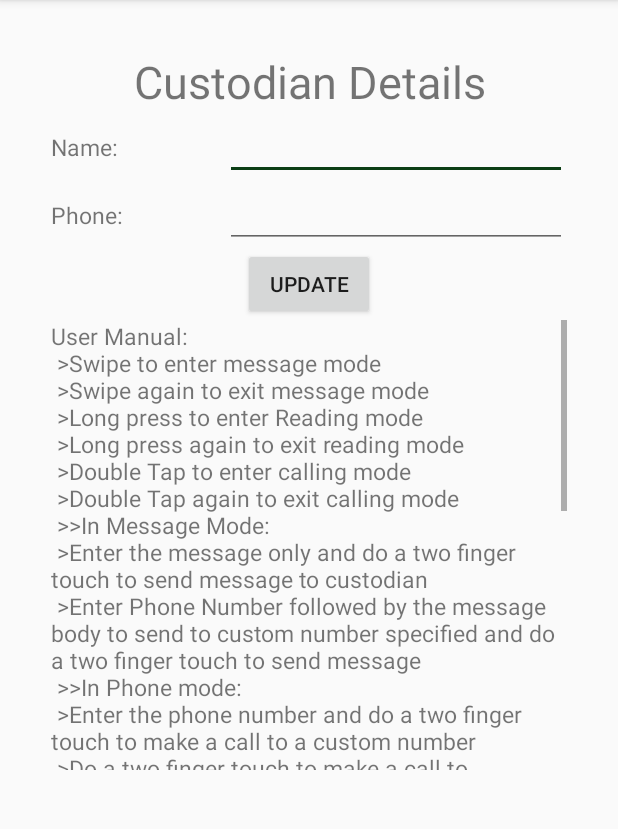
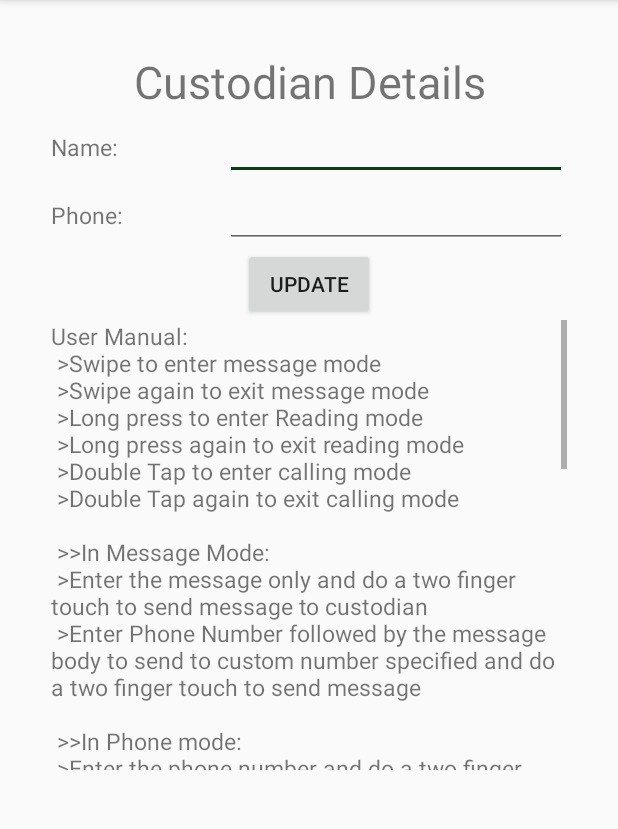
Before and after one commit to dheeraj-coding/Spero, an Android app: the SettingsActivity screen opened directly, with no data from a screen before it, on a phone screen of 412 x 824 dp, the part 84-913 px from its top. Run offline under Robolectric (Android 15) with nearby library versions, the phone set to English and light mode, and no system bars.

Commit message:
User manual changes

```diff
--- a/app/src/main/java/com/vitanova/dheeraj/spero/BookReaderActivity.java
+++ b/app/src/main/java/com/vitanova/dheeraj/spero/BookReaderActivity.java
@@ -11,6 +11,7 @@ import android.os.Bundle;
 import android.util.Log;
 import android.view.GestureDetector;
 import android.view.MotionEvent;
+import android.view.WindowManager;
 import android.widget.TextView;
 import android.widget.Toast;
 
@@ -43,6 +44,7 @@ public class BookReaderActivity extends AppCompatActivity implements GestureDete
     protected void onCreate(Bundle savedInstanceState) {
         super.onCreate(savedInstanceState);
         setContentView(R.layout.activity_book_reader);
+        getWindow().addFlags(WindowManager.LayoutParams.FLAG_KEEP_SCREEN_ON);
         theBook="When forty winters shall besiege thy brow,\n" +
                 "And dig deep trenches in thy beauty's field,\n" +
                 "Thy youth's proud livery so gazed on now,\n" +
--- a/app/src/main/java/com/vitanova/dheeraj/spero/MessageReceivedActivity.java
+++ b/app/src/main/java/com/vitanova/dheeraj/spero/MessageReceivedActivity.java
@@ -10,6 +10,7 @@ import android.support.v7.app.AppCompatActivity;
 import android.os.Bundle;
 import android.view.GestureDetector;
 import android.view.MotionEvent;
+import android.view.WindowManager;
 import android.widget.TextView;
 import android.widget.Toast;
 
@@ -27,7 +28,7 @@ public class MessageReceivedActivity extends AppCompatActivity implements Gestur
     protected void onCreate(Bundle savedInstanceState) {
         super.onCreate(savedInstanceState);
         setContentView(R.layout.activity_message_received);
-
+        getWindow().addFlags(WindowManager.LayoutParams.FLAG_KEEP_SCREEN_ON);
         mDetector=new GestureDetectorCompat(this,this);
         mDetector.setOnDoubleTapListener(this);
         v= (Vibrator)getSystemService(Context.VIBRATOR_SERVICE);
--- a/app/src/main/res/values/strings.xml
+++ b/app/src/main/res/values/strings.xml
@@ -13,37 +13,37 @@
         >Long press to enter Reading mode\n
         >Long press again to exit reading mode\n
         >Double Tap to enter calling mode\n
-        >Double Tap again to exit calling mode\n
+        >Double Tap again to exit calling mode\n\n
 
         >>In Message Mode:\n
         >Enter the message only and do a two finger
             touch to send message to custodian\n
         >Enter Phone Number followed by the message body to send to custom number specified
-            and do a two finger touch to send message\n
+            and do a two finger touch to send message\n\n
 
         >>In Phone mode:\n
         >Enter the phone number and do a two finger touch to make a call to a custom number\n
-        >Do a two finger touch to make a call to custodian\n
+        >Do a two finger touch to make a call to custodian\n\n
 
         >>In Read Mode:\n
         >Two finger touch to start reading.\n
         >The book is read line by line so swipe up to read next line\n
-        >Double tap to stop reading\n
+        >Double tap to stop reading\n\n
 
         >>Message Received:\n
         >The received message is given in morse vibrations output \n
-        >Double tap to stop reading\n
+        >Double tap to stop reading\n\n
 
-        >>All input must be in morse code\n
+        >>All input must be in morse code\n\n
 
         >>Morse gestures:\n
         >Double tap represents a dot \n
         >Long Press represents a dash \n
-        >Single tap represents a space \n
+        >Single tap represents a space \n\n
 
         >>Each letter in morse is separated by space and each word is separated by double space\n
-        Eg: .&lt;space&gt;-.&lt;space&gt;-..&lt;space&gt;&lt;space&gt;.&lt;space&gt;-.&lt;space&gt;-.. represents \n
-
+        Eg: .&lt;space&gt;-.&lt;space&gt;-..&lt;space&gt;&lt;space&gt;.&lt;space&gt;-.&lt;space&gt;-.. represents \n\n
+        >Swipe to delete the previous wrongly entered morse character\n\n
         **Do not kill the app or else the app wont launch upon unlock
     </string>
     <string name="user_manual_btn">User Manual</string>
```
Also changed, not shown: 1 other file.
